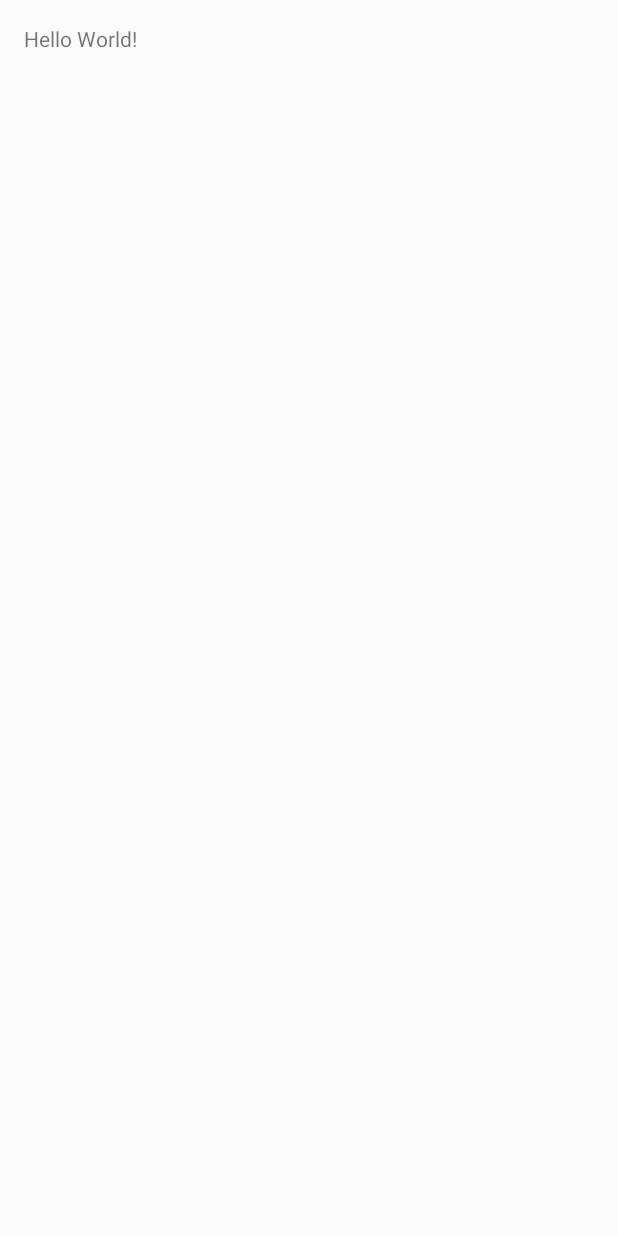
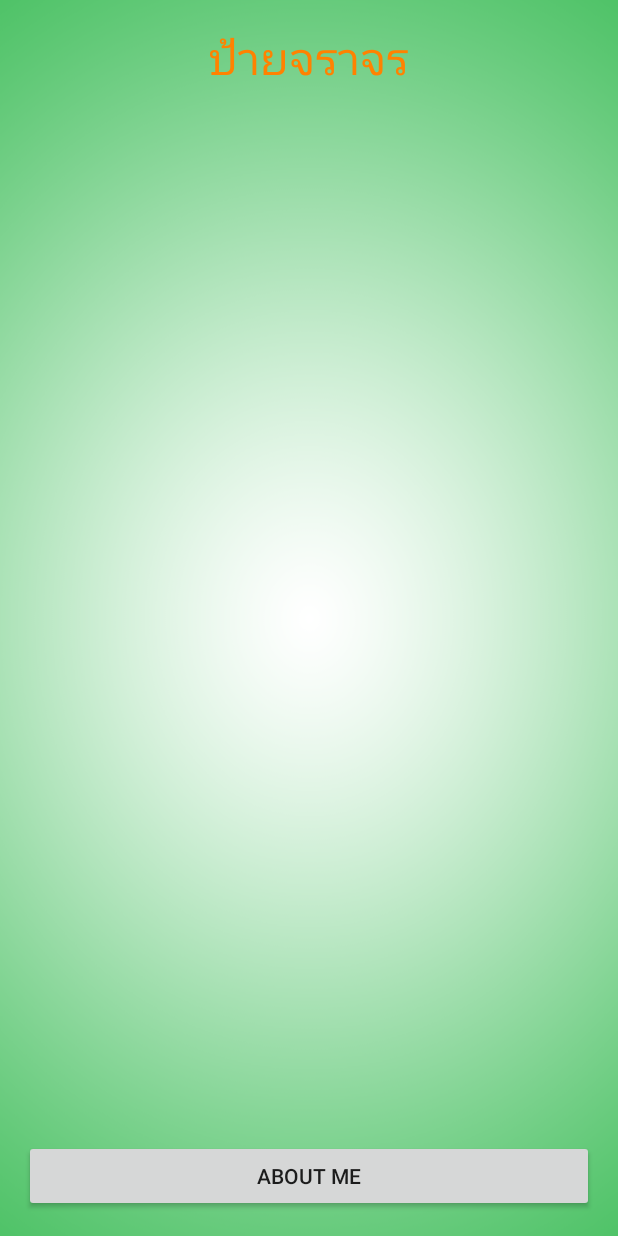
Before and after one commit to suthidlee/My-Traffic, an Android app: the screen it shows after launch (MainActivity), on a phone screen of 412 x 824 dp. Before the commit the screen is almost empty. Run offline under Robolectric (Android 15) with nearby library versions, the light colour scheme and no system bars.

Commit message:
ออกแบบ UI ของ Main

```diff
--- a/app/src/main/res/layout/activity_main.xml
+++ b/app/src/main/res/layout/activity_main.xml
@@ -7,10 +7,30 @@
     android:paddingLeft="@dimen/activity_horizontal_margin"
     android:paddingRight="@dimen/activity_horizontal_margin"
     android:paddingTop="@dimen/activity_vertical_margin"
-    tools:context="saelee.suthida.mytraffic.MainActivity">
+    tools:context="saelee.suthida.mytraffic.MainActivity"
+    android:background="@drawable/bg6">
 
     <TextView
         android:layout_width="wrap_content"
         android:layout_height="wrap_content"
-        android:text="Hello World!" />
+        android:text="@string/title_main"
+        android:id="@+id/textView"
+        android:textSize="@dimen/h1"
+        android:layout_centerHorizontal="true"
+        android:textColor="@color/text" />
+
+    <Button
+        android:layout_width="match_parent"
+        android:layout_height="wrap_content"
+        android:text="About Me"
+        android:id="@+id/button"
+        android:layout_alignParentBottom="true" />
+
+    <ListView
+        android:layout_width="wrap_content"
+        android:layout_height="wrap_content"
+        android:id="@+id/listView"
+        android:layout_below="@+id/textView"
+        android:layout_above="@+id/button"
+        android:layout_margin="20dp" />
 </RelativeLayout>
--- a/app/src/main/res/values/colors.xml
+++ b/app/src/main/res/values/colors.xml
@@ -3,4 +3,6 @@
     <color name="colorPrimary">#3F51B5</color>
     <color name="colorPrimaryDark">#303F9F</color>
     <color name="colorAccent">#FF4081</color>
+
+    <color name="text">#ff8200</color>
 </resources>
--- a/app/src/main/res/values/dimens.xml
+++ b/app/src/main/res/values/dimens.xml
@@ -2,4 +2,6 @@
     <!-- Default screen margins, per the Android Design guidelines. -->
     <dimen name="activity_horizontal_margin">16dp</dimen>
     <dimen name="activity_vertical_margin">16dp</dimen>
+
+    <dimen name="h1">30sp</dimen>
 </resources>
--- a/app/src/main/res/values/strings.xml
+++ b/app/src/main/res/values/strings.xml
@@ -1,3 +1,4 @@
 <resources>
-    <string name="app_name">My Traffic</string>
+    <string name="app_name">Easy Traffic</string>
+    <string name="title_main">ป้ายจราจร</string>
 </resources>
```
Also changed, not shown: app/src/main/res/drawable/bg6.png (added).
